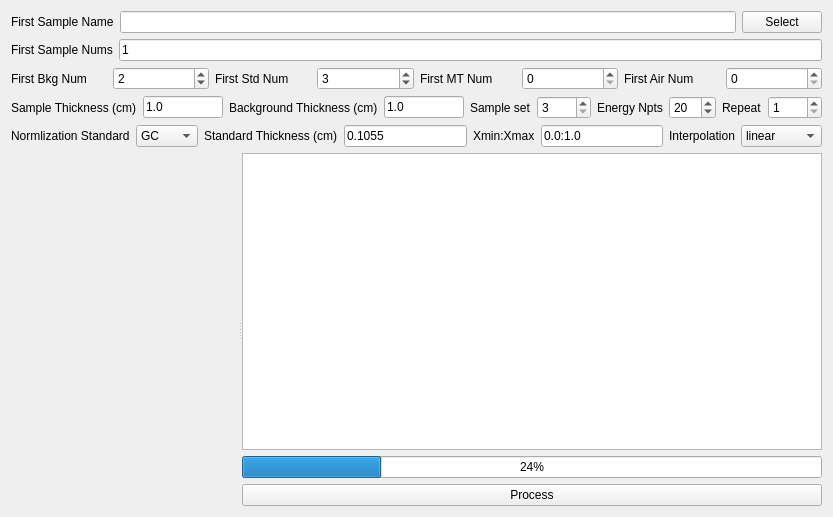
First picture: the form in UI_Forms/ASAXS_Batch_Processor_2.ui, repository chemmatcars/XAnoS, before the edit.
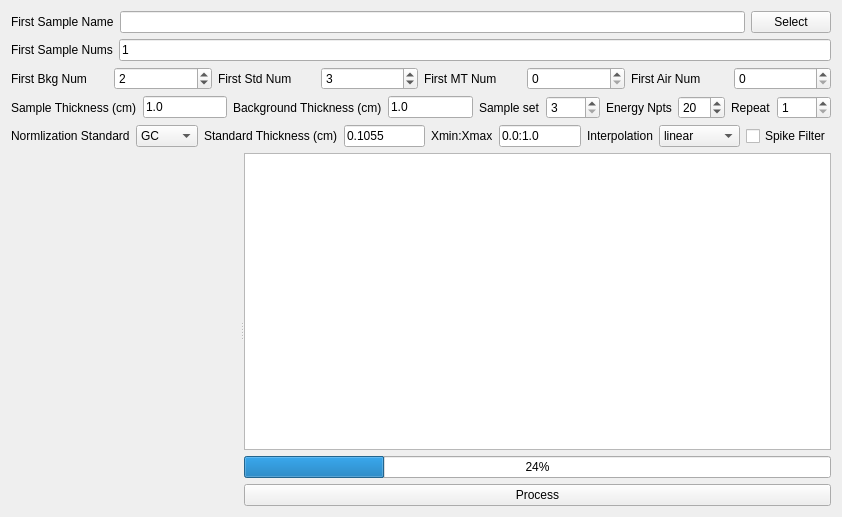
Second picture: the form after the edit. Custom widgets are drawn as their Qt base class.

Commit message: Updated ASAXS_Batch_Processor_2.ui to include spike_filter

The edit to the form file:
```diff
--- a/UI_Forms/ASAXS_Batch_Processor_2.ui
+++ b/UI_Forms/ASAXS_Batch_Processor_2.ui
@@ -6,7 +6,7 @@
    <rect>
     <x>0</x>
     <y>0</y>
-    <width>833</width>
+    <width>842</width>
     <height>517</height>
    </rect>
   </property>
@@ -303,6 +303,13 @@
        </item>
       </widget>
      </item>
+     <item>
+      <widget class="QCheckBox" name="spikeFilterCheckBox">
+       <property name="text">
+        <string>Spike Filter</string>
+       </property>
+      </widget>
+     </item>
     </layout>
    </item>
    <item>
```
The commit also changes 5 other files.
